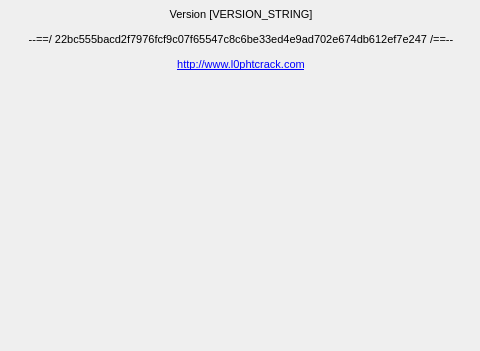
Old version of the form lc7/resources/system.ui in the repository austinsonger/l0phtcrack; both pictures show x 316 to 796 and y 410 to 761 of the 1114 by 927 pixel window.
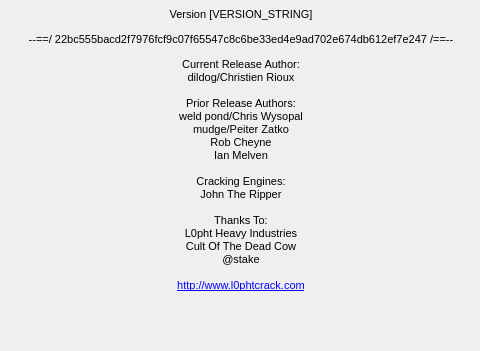
New version of the form. Icons and pictures are not drawn.

Commit message: update license and credits

The edit to the form file:
```diff
--- a/lc7/resources/system.ui
+++ b/lc7/resources/system.ui
@@ -440,7 +440,7 @@
 &lt;/style&gt;&lt;/head&gt;&lt;body style=&quot; font-family:'MS Shell Dlg 2'; font-size:8.25pt; font-weight:400; font-style:normal;&quot;&gt;
 &lt;p align=&quot;center&quot; style=&quot; margin-top:12px; margin-bottom:12px; margin-left:0px; margin-right:0px; -qt-block-indent:0; text-indent:0px;&quot;&gt;&lt;span style=&quot; font-size:8pt;&quot;&gt;L0phtCrack 7&lt;br /&gt;&lt;br /&gt;Version [VERSION_STRING]&lt;/span&gt;&lt;/p&gt;
 &lt;p align=&quot;center&quot; style=&quot; margin-top:12px; margin-bottom:12px; margin-left:0px; margin-right:0px; -qt-block-indent:0; text-indent:0px;&quot;&gt;&lt;span style=&quot; font-size:8pt;&quot;&gt;--==/ 22bc555bacd2f7976fcf9c07f65547c8c6be33ed4e9ad702e674db612ef7e247 /==--&lt;/span&gt;&lt;/p&gt;
-&lt;p align=&quot;center&quot; style=&quot; margin-top:12px; margin-bottom:12px; margin-left:0px; margin-right:0px; -qt-block-indent:0; text-indent:0px;&quot;&gt;&lt;a href=&quot;\&amp;quot;http://www.l0phtcrack.com\&amp;quot;&quot;&gt;&lt;span style=&quot; font-size:8pt; text-decoration: underline; color:#0000ff;&quot;&gt;http://www.l0phtcrack.com&lt;/span&gt;&lt;/a&gt;&lt;/p&gt;
+&lt;p align=&quot;center&quot; style=&quot; margin-top:12px; margin-bottom:12px; margin-left:0px; margin-right:0px; -qt-block-indent:0; text-indent:0px;&quot;&gt;&lt;span style=&quot; font-size:8pt;&quot;&gt;Current Release Author:&lt;br /&gt;dildog/Christien Rioux&lt;br /&gt;&lt;br /&gt;Prior Release Authors:&lt;br /&gt;weld pond/Chris Wysopal&lt;br /&gt;mudge/Peiter Zatko&lt;br /&gt;Rob Cheyne&lt;br /&gt;Ian Melven&lt;br /&gt;&lt;br /&gt;Cracking Engines:&lt;br /&gt;John The Ripper&lt;br /&gt;&lt;br /&gt;Thanks To:&lt;br /&gt;L0pht Heavy Industries&lt;br /&gt;Cult Of The Dead Cow&lt;br /&gt;@stake&lt;br /&gt;&lt;br /&gt;&lt;/span&gt;&lt;a href=&quot;\&amp;quot;http://www.l0phtcrack.com\&amp;quot;&quot;&gt;&lt;span style=&quot; font-size:8pt; text-decoration: underline; color:#0000ff;&quot;&gt;http://www.l0phtcrack.com&lt;/span&gt;&lt;/a&gt;&lt;/p&gt;
 &lt;p align=&quot;center&quot; style=&quot;-qt-paragraph-type:empty; margin-top:12px; margin-bottom:12px; margin-left:0px; margin-right:0px; -qt-block-indent:0; text-indent:0px; font-size:8pt; text-decoration: underline; color:#0000ff;&quot;&gt;&lt;br /&gt;&lt;/p&gt;&lt;/body&gt;&lt;/html&gt;</string>
                </property>
                <property name="acceptRichText">
```
The commit also changes 2 other files.
